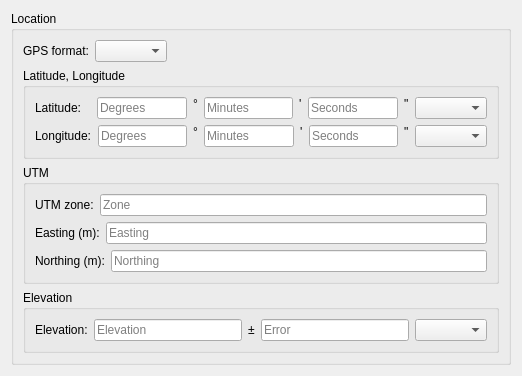
This is ui/GPSFields.ui in kathrynmetcalf/GeoCORK as Qt 5 draws it before an edit. The edited form follows.
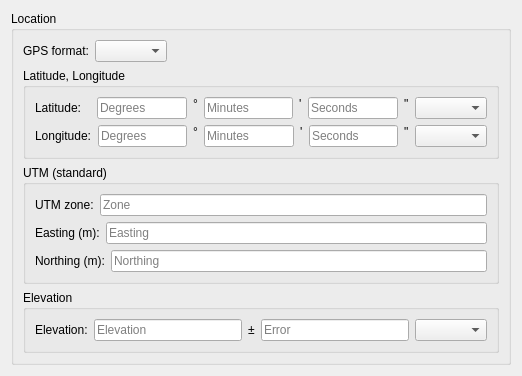
This is the edited form. Custom widgets are drawn as their Qt base class.

Commit message: Clarifies that GeoCORK takes standard UTM format instead of NATO format and better handles conversions.

```diff
--- a/ui/GPSFields.ui
+++ b/ui/GPSFields.ui
@@ -276,7 +276,7 @@
          </sizepolicy>
         </property>
         <property name="title">
-         <string>UTM</string>
+         <string>UTM (standard)</string>
         </property>
         <layout class="QHBoxLayout" name="horizontalLayout_7">
          <item>
```
The commit also changes 5 other files.
